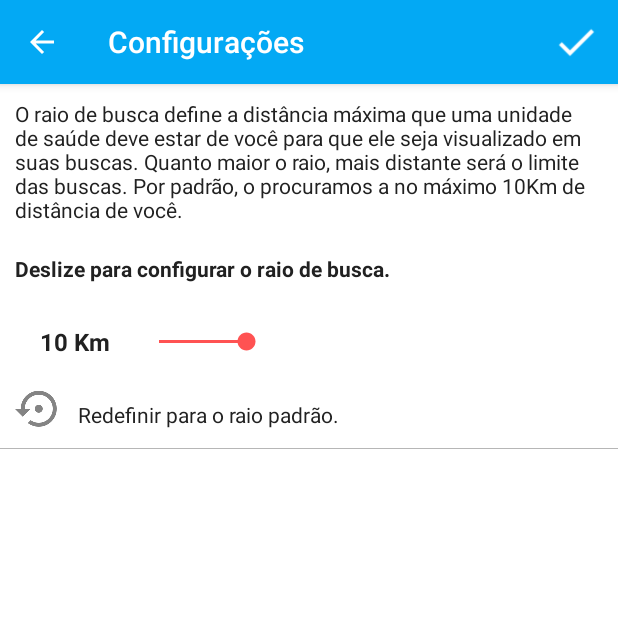
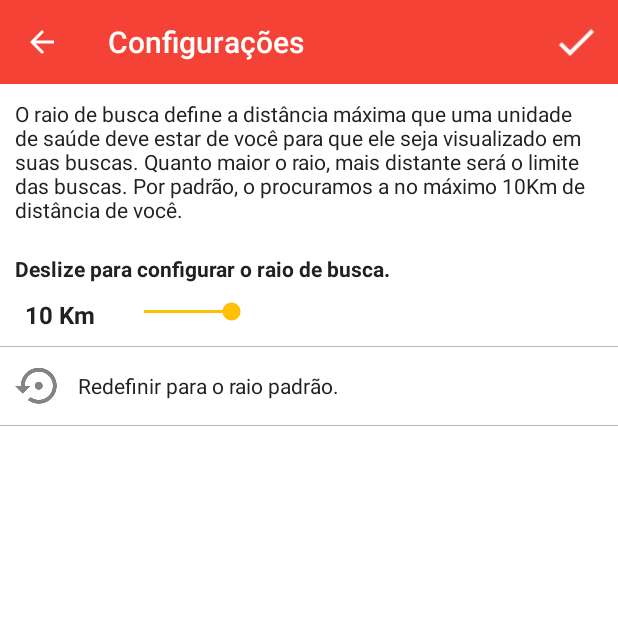
Before and after one commit to raphaelrocha/HospitalApp, an Android app: the AdjustActivity screen opened directly, with no data from a screen before it, on a phone screen of 412 x 824 dp, the top half of it. Run offline under Robolectric (Android 15) with nearby library versions, the phone set to English and light mode, and no system bars; libraries missing offline, so code that uses them is left out: com.facebook, com.facebook.drawee, com.facebook.login; 2 statements that could not run were skipped.

Commit message:
Alteração do icone lançador. Ajuste no layout da tela de ajuste. Mudança da paleta de cores.

```diff
--- a/app/src/main/java/com/ufam/hospitalapp/FormUserActivity.java
+++ b/app/src/main/java/com/ufam/hospitalapp/FormUserActivity.java
@@ -61,7 +61,7 @@ public class FormUserActivity extends BaseActivity implements CustomVolleyCallba
         edtPasswd2 = (EditText) findViewById(R.id.edt_login_passwd_2);
         edtName.setInputType(InputType.TYPE_CLASS_TEXT | InputType.TYPE_TEXT_FLAG_CAP_WORDS);
 
-        edtName.setFocusable(true);
+        edtName.requestFocus();
 
         btnSave.setOnClickListener(new View.OnClickListener() {
             @Override
--- a/app/src/main/res/layout/activity_adjust.xml
+++ b/app/src/main/res/layout/activity_adjust.xml
@@ -6,7 +6,7 @@
     xmlns:app="http://schemas.android.com/apk/res-auto"
     tools:context="com.ufam.hospitalapp.AdjustActivity">
 
-    <android.support.design.widget.AppBarLayout
+    <!--android.support.design.widget.AppBarLayout
         android:layout_height="wrap_content"
         android:layout_width="match_parent"
         android:theme="@style/AppTheme.AppBarOverlay"
@@ -17,7 +17,11 @@
             android:id="@+id/toolbar"
             />
 
-    </android.support.design.widget.AppBarLayout>
+    </android.support.design.widget.AppBarLayout-->
+
+    <include layout="@layout/toolbar_layout"
+        android:id="@+id/toolbar"
+        />
 
     <!--android.support.v7.widget.Toolbar
         android:id="@+id/toolbar"
@@ -29,16 +33,16 @@
 
 
     <ScrollView
-        android:layout_below="@id/app_bar"
+        android:layout_below="@id/toolbar"
         android:layout_width="match_parent"
         android:layout_height="wrap_content">
 
-        <RelativeLayout
+        <LinearLayout
             android:layout_width="match_parent"
-            android:layout_height="wrap_content">
+            android:layout_height="wrap_content"
+            android:orientation="vertical">
 
             <TextView
-                android:textColor="@color/colorPrimaryText"
                 android:padding="10dp"
                 android:layout_width="wrap_content"
                 android:layout_height="wrap_content"
@@ -46,72 +50,76 @@
                 android:text="@string/radius_disclaimer"/>
 
             <TextView
-                android:textColor="@color/colorPrimaryText"
                 android:padding="10dp"
                 android:id="@+id/radius_label"
                 android:text="@string/radius_label"
-                android:layout_below="@id/radius_disclaimer"
                 android:layout_width="wrap_content"
                 android:textStyle="bold"
                 android:layout_height="wrap_content" />
 
-            <SeekBar
-                android:textColor="@color/colorPrimaryText"
-                android:id="@+id/seek_bar_radius"
-                android:padding="20dp"
-                android:layout_below="@id/radius_label"
+            <LinearLayout
                 android:layout_width="match_parent"
-                android:layout_height="wrap_content"
-                android:max="50"
-                android:layout_toRightOf="@+id/distance"
-                android:layout_alignParentRight="true"
-                android:layout_alignParentEnd="true" />
+                android:layout_height="wrap_content">
 
                 <TextView
-                android:textColor="@color/colorPrimaryText"
                     android:gravity="center"
-                android:padding="10dp"
                     android:textSize="16sp"
                     android:textStyle="bold"
                     android:id="@+id/distance"
                     android:layout_width="80dp"
                     android:layout_height="wrap_content"
                     android:text="000 Km"
-                android:layout_below="@+id/radius_label"
-                android:layout_alignLeft="@+id/button_restore_radius"
-                android:layout_alignStart="@+id/button_restore_radius"
-                android:layout_alignBottom="@+id/seek_bar_radius" />
+                    />
+
+                <SeekBar
+                    android:layout_marginRight="10dp"
+                    android:id="@+id/seek_bar_radius"
+                    android:layout_width="match_parent"
+                    android:layout_height="wrap_content"
+                    android:max="50"
+                    />
+
+
+
+            </LinearLayout>
+
+            <View
+                android:layout_marginTop="10dp"
+                android:id="@+id/vw_divider_seek"
+                android:background="@color/colorDivider"
+                android:layout_width="match_parent"
+                android:layout_height="0.8dp" />
+
+            <LinearLayout
+                android:layout_width="wrap_content"
+                android:layout_height="match_parent"
+                android:orientation="horizontal">
 
                 <ImageButton
                     android:background="@color/white"
-                android:layout_marginLeft="10dp"
+                    android:layout_margin="10dp"
                     android:id="@+id/button_restore_radius"
                     android:src="@drawable/ic_backup_restore"
-                android:layout_below="@+id/distance"
                     android:layout_width="wrap_content"
                     android:layout_height="wrap_content" />
 
                 <TextView
-                android:textColor="@color/colorPrimaryText"
-                android:padding="10dp"
                     android:gravity="center"
                     android:id="@+id/label_restore"
                     android:layout_width="wrap_content"
-                android:layout_height="wrap_content"
-                android:text="@string/restore_label"
-                android:layout_below="@+id/seek_bar_radius"
-                android:layout_toRightOf="@+id/button_restore_radius"
-                android:layout_toEndOf="@+id/button_restore_radius" />
+                    android:layout_height="match_parent"
+                    android:text="@string/restore_label"/>
+
+
+            </LinearLayout>
 
             <View
-                android:layout_marginTop="10dp"
                 android:id="@+id/vw_divider_radius"
-                android:layout_below="@+id/button_restore_radius"
                 android:background="@color/colorDivider"
                 android:layout_width="match_parent"
                 android:layout_height="0.8dp" />
 
-        </RelativeLayout>
+        </LinearLayout>
 
 
 
--- a/app/src/main/res/layout/activity_main.xml
+++ b/app/src/main/res/layout/activity_main.xml
@@ -9,7 +9,7 @@
     <ImageView
         android:layout_width="match_parent"
         android:layout_height="match_parent"
-        android:src="@drawable/logo"
+        android:src="@drawable/main_bg"
         android:scaleType="centerCrop"/>
 
     <android.support.design.widget.AppBarLayout android:layout_height="wrap_content"
--- a/app/src/main/res/layout/content_form_user.xml
+++ b/app/src/main/res/layout/content_form_user.xml
@@ -127,7 +127,7 @@
                 android:id="@+id/btn_save"
                 android:layout_width="249dp"
                 android:layout_height="45dp"
-                android:text="Salvar"
+                android:text="Criar conta"
                 android:background="@color/colorPrimary"
                 android:textColor="@color/white"
                 android:layout_centerHorizontal="true"
--- a/app/src/main/res/layout/content_main.xml
+++ b/app/src/main/res/layout/content_main.xml
@@ -103,6 +103,7 @@
 
             <com.facebook.login.widget.LoginButton
                 android:layout_below="@+id/btn_login"
+                android:background="@color/colorPrimaryDark"
                 android:id="@+id/fb_login_button"
                 android:layout_width="249dp"
                 android:layout_height="45dp"
--- a/app/src/main/res/values/colors.xml
+++ b/app/src/main/res/values/colors.xml
@@ -1,12 +1,21 @@
 <?xml version="1.0" encoding="utf-8"?>
 <resources>
-    <color name="white">#FFF</color>
-    <color name="colorPrimary">#03A9F4</color>
+
+    <!--color name="colorPrimary">#03A9F4</color>
     <color name="colorSecond">#727272</color>
     <color name="colorPrimaryDark">#0288D1</color>
     <color name="colorAccent">#FF5252</color>
+    <color name="colorPrimaryText">#212121</color-->
+
+    <color name="colorPrimary">#F44336</color>
+    <color name="colorSecond">#727272</color>
+    <color name="colorPrimaryDark">#D32F2F</color>
+    <color name="colorAccent">#FFC107</color>
     <color name="colorPrimaryText">#212121</color>
+
+
     <color name="colorDivider">#B6B6B6</color>
+    <color name="white">#FFF</color>
 
     <color name="grey">#ddd</color>
     <color name="black">#000</color>
```
Also changed, not shown: app/src/main/res/drawable/logo.png (deleted), app/src/main/res/drawable/main_bg.png (added), app/src/main/res/mipmap-hdpi/ic_launcher.png, app/src/main/res/mipmap-mdpi/ic_launcher.png, app/src/main/res/mipmap-xhdpi/ic_launcher.png, app/src/main/res/mipmap-xxhdpi/ic_launcher.png, app/src/main/res/mipmap-xxxhdpi/ic_launcher.png. Lines whose indentation alone changed are shown as unchanged.
